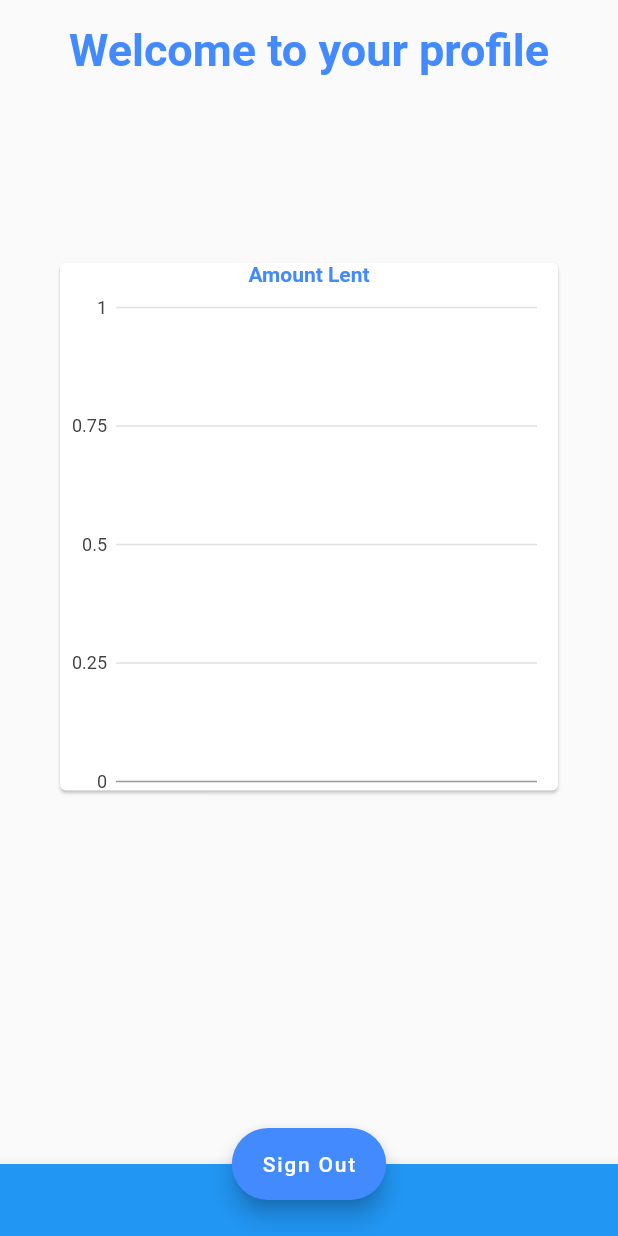
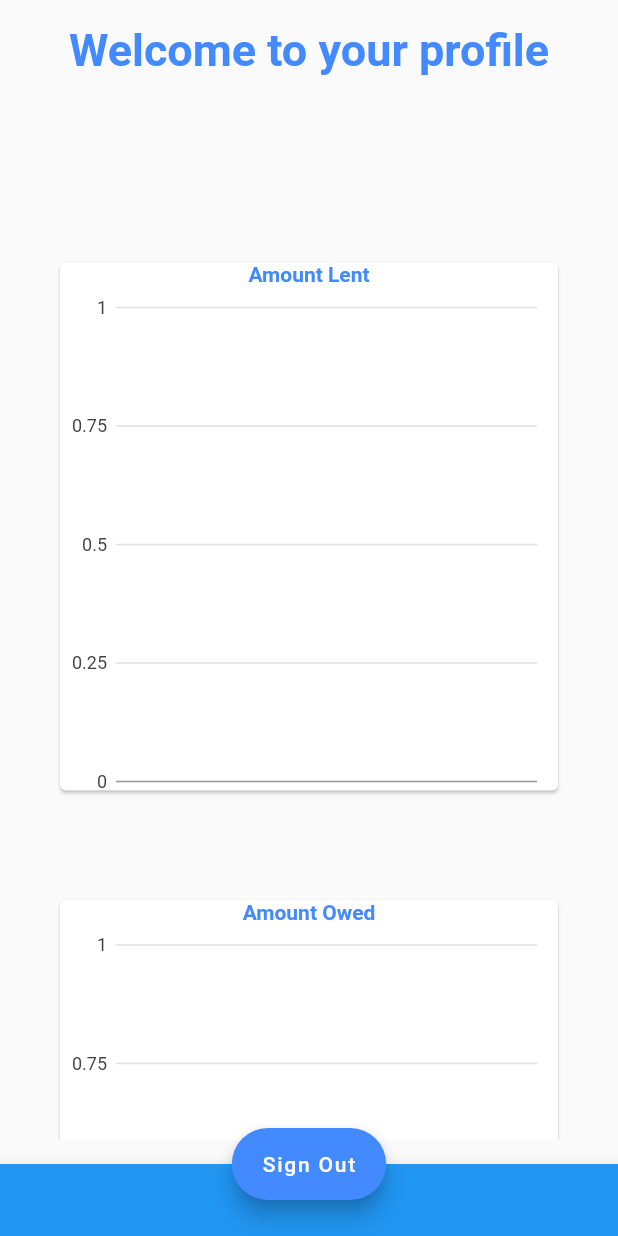
Before and after one commit to pranavi79/DroidRush-2020, a Flutter app: the Profile screen opened directly, on a phone screen of 412 x 824 dp. Run offline on Flutter 3.47's test engine with Material 2 defaults, Android fonts, the phone set to English and light mode, and no system bars; drawn by our look-alikes of fl_chart; our stand-ins replace charts_flutter, cloud_firestore, firebase_auth, firebase_core, flutter_phoenix, flutter_spinkit and 4 more; missing offline and left inert: dart:ffi, razorpay_flutter; accounts and stored records are empty.

Commit message:
Added Owe Chart

```diff
--- a/expense_manager/lib/Profile.dart
+++ b/expense_manager/lib/Profile.dart
@@ -12,7 +12,8 @@ import 'package:cloud_firestore/cloud_firestore.dart';
 import 'package:firebase_auth/firebase_auth.dart';
 import 'package:expense_manager/charts/Lent/lent_class.dart';
 import 'package:expense_manager/charts/Lent/lent_chart.dart';
-
+import 'package:expense_manager/charts/Owe/owe_class.dart';
+import 'package:expense_manager/charts/Owe/owe_chart.dart';
 
 
 class Profile extends StatefulWidget {
@@ -26,76 +27,9 @@ class _ProfileState extends State<Profile> {
   User curr;
   final _fire=fireauth();
   final List<lentobject> lentlist= List<lentobject>();
-
-
-
-  final List<WeekExpenditure> data1 = [
-    WeekExpenditure(
-      week: "Week 1",
-      amt: 4,
-      barColor: charts.ColorUtil.fromDartColor(Colors.blue),
-    ),
-    WeekExpenditure(
-      week: "Week 2",
-      amt: 1,
-      barColor: charts.ColorUtil.fromDartColor(Colors.blue),
-    ),
-    WeekExpenditure(
-      week: "Week 3",
-      amt: 2,
-      barColor: charts.ColorUtil.fromDartColor(Colors.blue),
-    ),
-    WeekExpenditure(
-      week: "Week 4",
-      amt: 3,
-      barColor: charts.ColorUtil.fromDartColor(Colors.blue),
-    ),
-  ];
-
-  final List<DayExpenditure> data2 = [
-    DayExpenditure(
-      day: "Mon",
-      amt: 4,
-      barColor: charts.ColorUtil.fromDartColor(Colors.blue),
-    ),
-    DayExpenditure(
-      day: "Tues",
-      amt: 1,
-      barColor: charts.ColorUtil.fromDartColor(Colors.blue),
-    ),
-    DayExpenditure(
-      day: "Wed",
-      amt: 2,
-      barColor: charts.ColorUtil.fromDartColor(Colors.blue),
-    ),
-    DayExpenditure(
-      day: "Thurs",
-      amt: 3,
-      barColor: charts.ColorUtil.fromDartColor(Colors.blue),
-    ),
-    DayExpenditure(
-      day: "Fri",
-      amt: 3,
-      barColor: charts.ColorUtil.fromDartColor(Colors.blue),
-    ),
-    DayExpenditure(
-      day: "Sat",
-      amt: 3,
-      barColor: charts.ColorUtil.fromDartColor(Colors.blue),
-    ),
-    DayExpenditure(
-      day: "Sun",
-      amt: 3,
-      barColor: charts.ColorUtil.fromDartColor(Colors.blue),
-    ),
-
-  ];
-
+  final List<Oweobject> owelist= List<Oweobject>();
 
   @override
-
-
-
   void initState() {
     super.initState();
   }
@@ -103,52 +37,14 @@ class _ProfileState extends State<Profile> {
   Widget build(BuildContext context) {
   FirebaseAuth auth = FirebaseAuth.instance;
   User curr = auth.currentUser;
-
-
-  //print(lentlist[0].amt);
-
-
     return Scaffold(
-      body:StreamBuilder(
-        stream: FirebaseFirestore.instance.collection('transactions').where('receiver',isEqualTo:  auth.currentUser?.email).snapshots(),
-        builder: (context, snapshot) {
-          if (!snapshot.hasData){
-            return Center(
-              child: CircularProgressIndicator(
-                valueColor: AlwaysStoppedAnimation<Color>(Colors.blue),
-              ),
-            );
-          }
-          else {
-            int a= snapshot.data.documents.length;
-          for(int i=0; i<a; i++){
-          final lent = snapshot.data.documents[i];
-          lentobject l= lentobject(
-              comment:  lent.data()['comment'],
-              amt:  lent.data()['amount'],
-              barColor: charts.ColorUtil.fromDartColor(Colors.blue));
-          lentlist.add(l);
-          };
-
-            /*return ListView.builder(
-              itemCount:snapshot.data.documents.length,
-              itemBuilder: (BuildContext context, int index)
-              {
-              final lent = snapshot.data.documents[index];
-              lentobject l= lentobject(
-                  comment:  lent.data()['comment'],
-                  amt:  lent.data()['amount'],
-                  barColor: charts.ColorUtil.fromDartColor(Colors.blue));
-              lentlist.add(l);
-              print(index);
-*/
-              return Padding(
+      body:
+               Padding(
                 padding: const EdgeInsets.all(16.0),
                 child: SingleChildScrollView(
                   child: Column(
                     mainAxisAlignment: MainAxisAlignment.spaceBetween,
                     children: <Widget>[
-
                       Center(
                         child: Text(
                           "Welcome to your profile",
@@ -163,30 +59,81 @@ class _ProfileState extends State<Profile> {
                       SizedBox(
                           height: 100.0
                       ),
+                      StreamBuilder(              //STREAM FOR THE LENT CHART
+                        stream: FirebaseFirestore.instance.collection('transactions').where('receiver',isEqualTo:  auth.currentUser?.email).snapshots(),
+                        builder: (context, snapshot) {
+                          if (!snapshot.hasData){
+                            return Center(
+                              child: CircularProgressIndicator(
+                                valueColor: AlwaysStoppedAnimation<Color>(Colors.blue),
+                                ),
+                              );
+                          }
+                          else {
+                            int a= snapshot.data.documents.length;
+                            for(int i=0; i<a; i++){                               //MAKING THE LIST FOR THE CHART
+                              final lent = snapshot.data.documents[i];
+                              lentobject l= lentobject(
+                                comment: lent.data()['comment'],
+                                amt: lent.data()['amount'],
+                                barColor: charts.ColorUtil.fromDartColor(Colors.blue)
+                              );
+                              lentlist.add(l);
+                            };
+                            return lentchart(                                   // CALLING THE LENT CHART CLASS
+                              data: lentlist,
+                            );
+                          }
+                        }
+                      ),
+                      SizedBox(
+                          height: 25.0
+                      ),
+                      StreamBuilder(                              //STREAM FOR THE OWE CHART
+                        stream: FirebaseFirestore.instance
+                          .collection('transactions')
+                          .where('member', arrayContains: auth.currentUser?.email)
+                          .snapshots(),
+                        builder: (context, snapshot) {
+                          if (!snapshot.hasData) {
+                            return Center(
+                              child: CircularProgressIndicator(
+                                valueColor: AlwaysStoppedAnimation<Color>(
+                                    Colors.blue),
+                              ),
+                            );
+                          }
+                          else {
+                            int b = snapshot.data.documents.length;
 
-                      lentchart(
-
-                        data: lentlist,
+                            for (int i = 0; i < b; i++) {                           //MAKING THE LIST FOR THE CHART
+                              final t = snapshot.data.documents[i];
+                              Map<dynamic, dynamic> sender = Map.from(t['sender']);
+                              Oweobject o = Oweobject(
+                                  name: t.data()['receiver'],
+                                  amt: sender[auth.currentUser?.email],
+                                  barColor: charts.ColorUtil.fromDartColor(Colors.blue)
+                              );
+                              owelist.add(o);
+                            };
+                            return owechart(                                        //CALLING OWECHART CLASS
+                              data: owelist,
+                            );
+                          }
+                        }
                       ),
 
                       SizedBox(
                           height: 8.0
                       ),
-
                     ],
                   ),
                 ),
-              );
-
-  //  }
-  //  );
-
-
+              ),
 
             ///////////////////WIDGET AND COLUMN AND SCROLL AND PADDING END HERE
-
-          }
-        }),
+    /*      }
+        }),*/
 
 
       floatingActionButton: FloatingActionButton.extended(
--- a/expense_manager/lib/charts/Chart_Week/DaysinWeek_class.dart
+++ b/expense_manager/lib/charts/Chart_Week/DaysinWeek_class.dart
@@ -11,3 +11,75 @@ class DayExpenditure {
         @required this.amt,
         @required this.barColor});
 }
+
+
+
+
+
+
+
+
+
+
+
+/*final List<WeekExpenditure> data1 = [
+  WeekExpenditure(
+    week: "Week 1",
+    amt: 4,
+    barColor: charts.ColorUtil.fromDartColor(Colors.blue),
+  ),
+  WeekExpenditure(
+    week: "Week 2",
+    amt: 1,
+    barColor: charts.ColorUtil.fromDartColor(Colors.blue),
+  ),
+  WeekExpenditure(
+    week: "Week 3",
+    amt: 2,
+    barColor: charts.ColorUtil.fromDartColor(Colors.blue),
+  ),
+  WeekExpenditure(
+    week: "Week 4",
+    amt: 3,
+    barColor: charts.ColorUtil.fromDartColor(Colors.blue),
+  ),
+];
+
+final List<DayExpenditure> data2 = [
+  DayExpenditure(
+    day: "Mon",
+    amt: 4,
+    barColor: charts.ColorUtil.fromDartColor(Colors.blue),
+  ),
+  DayExpenditure(
+    day: "Tues",
+    amt: 1,
+    barColor: charts.ColorUtil.fromDartColor(Colors.blue),
+  ),
+  DayExpenditure(
+    day: "Wed",
+    amt: 2,
+    barColor: charts.ColorUtil.fromDartColor(Colors.blue),
+  ),
+  DayExpenditure(
+    day: "Thurs",
+    amt: 3,
+    barColor: charts.ColorUtil.fromDartColor(Colors.blue),
+  ),
+  DayExpenditure(
+    day: "Fri",
+    amt: 3,
+    barColor: charts.ColorUtil.fromDartColor(Colors.blue),
+  ),
+  DayExpenditure(
+    day: "Sat",
+    amt: 3,
+    barColor: charts.ColorUtil.fromDartColor(Colors.blue),
+  ),
+  DayExpenditure(
+    day: "Sun",
+    amt: 3,
+    barColor: charts.ColorUtil.fromDartColor(Colors.blue),
+  ),
+
+];*/
--- /dev/null
+++ b/expense_manager/lib/charts/Owe/owe_chart.dart
@@ -0,0 +1,49 @@
+
+import 'package:charts_flutter/flutter.dart' as charts;
+import 'owe_class.dart';
+import 'package:flutter/material.dart';
+
+class owechart extends StatelessWidget {
+  final List<Oweobject> data;
+
+  owechart({@required this.data});
+  @override
+  Widget build(BuildContext context) {
+    List<charts.Series<Oweobject, String>> series = [
+      charts.Series(
+          id: "Money",
+          data: data,
+          domainFn: (Oweobject series, _) => series.name,
+          measureFn: (Oweobject series, _) => series.amt,
+          colorFn: (Oweobject series, _) => series.barColor)
+    ];
+
+    return Container(
+      height: 400,
+      padding: EdgeInsets.all(20),
+      child: Card(
+        child: Padding(
+          padding: const EdgeInsets.all(0.0),
+          child: Column(
+            children: <Widget>[
+              Text(
+                "Amount Owed",
+                //style: Theme.of(context).textTheme.bodyText1,//body2,
+                style: TextStyle(
+                  color: Colors.blueAccent,
+                  fontWeight: FontWeight.bold,
+
+                ),
+              ),
+              Expanded(
+                child: charts.BarChart(series, animate: true),
+              )
+            ],
+          ),
+        ),
+      ),
+    );
+
+
+  }
+}
--- /dev/null
+++ b/expense_manager/lib/charts/Owe/owe_class.dart
@@ -0,0 +1,13 @@
+import 'package:charts_flutter/flutter.dart' as charts;
+import 'package:flutter/foundation.dart';
+
+class Oweobject {
+  final String name;
+  final double amt;
+  final charts.Color barColor;
+
+  Oweobject
+      ({@required this.name,
+    @required this.amt,
+    @required this.barColor});
+}
```
